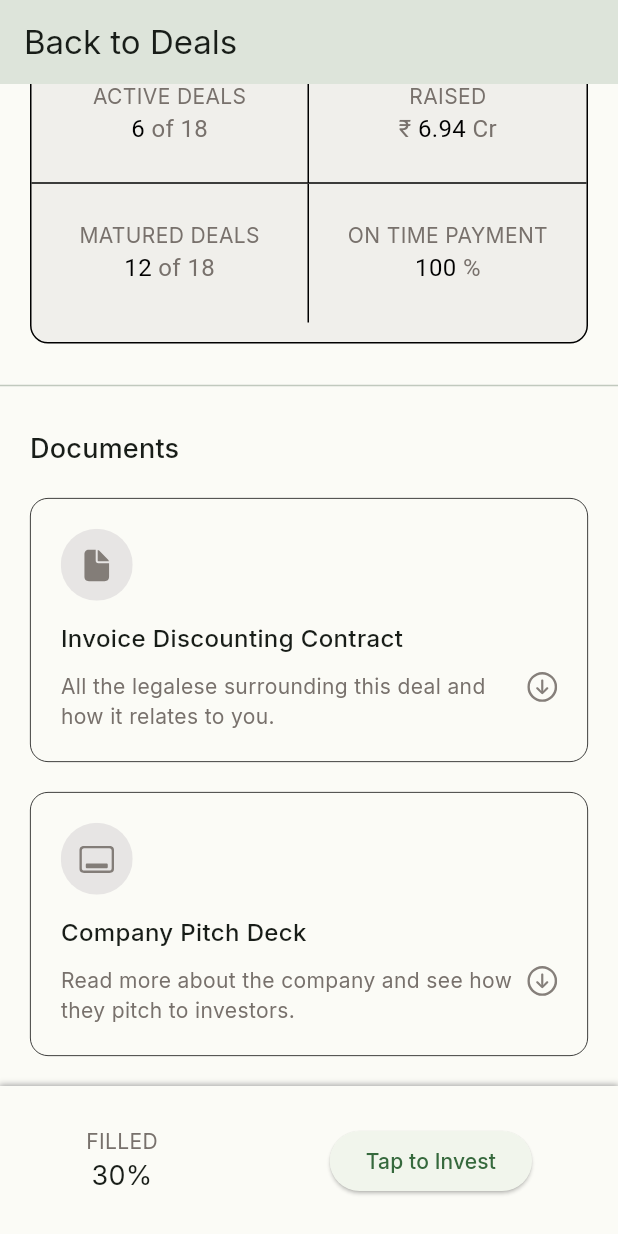
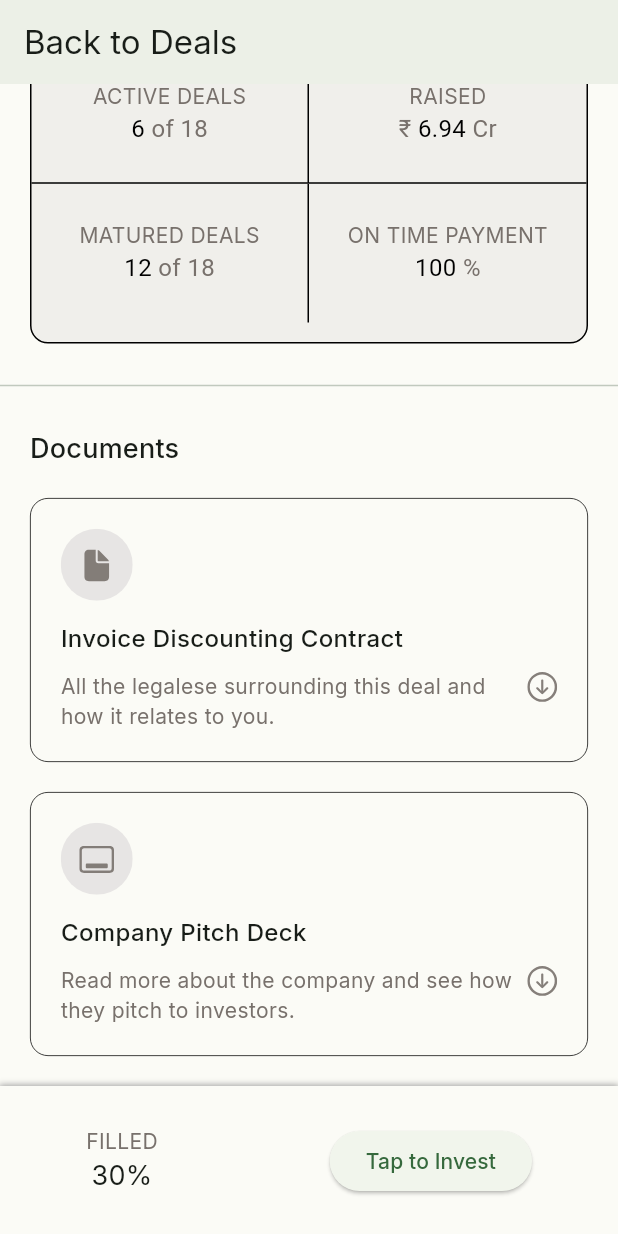
Before and after one commit to rithin-prakash/tap_invest, a Flutter app: the screen it shows after launch, scrolled down 1080 dp, on a phone screen of 412 x 824 dp. Run offline on Flutter 3.47's test engine with Material 3 defaults, Android fonts, the light colour scheme and no system bars; our stand-ins replace flutter_svg, lottie; missing offline and left inert: swipeable_button.

Commit message:
backbutton style

```diff
--- a/lib/core/assets_images.dart
+++ b/lib/core/assets_images.dart
@@ -12,6 +12,7 @@ class AssetImages {
   static const String doc2 = '${_svgPath}doc2.svg';
   static const String download = '${_svgPath}download.svg';
   static const String lightbuld = '${_svgPath}lightbulb.svg';
+  static const String backButton = '${_svgPath}back-button.svg';
 
   static const String contractPng = '${_imagePath}contract.png';
 }
--- a/lib/main.dart
+++ b/lib/main.dart
@@ -1,4 +1,5 @@
 import 'package:flutter/material.dart';
+import 'package:tap_invest/core/styles.dart';
 
 import 'package:tap_invest/pages/details/details_page.dart';
 
@@ -18,6 +19,14 @@ class MyApp extends StatelessWidget {
         fontFamily: 'Inter',
         colorScheme: ColorScheme.fromSeed(seedColor: const Color(0xFFFBFBF6)),
         useMaterial3: true,
+        appBarTheme: const AppBarTheme(
+          centerTitle: false,
+          color: Color(0xFFFBFBF6),
+          elevation: 0,
+          iconTheme: IconThemeData(
+            color: Styles.greenColor,
+          ),
+        ),
       ),
       home: const DetailsPage(),
     );
```
Also changed, not shown: lib/pages/purchasing/purchasing_page.dart (+9 -1 lines), assets/svgs/back-button.svg (added).
